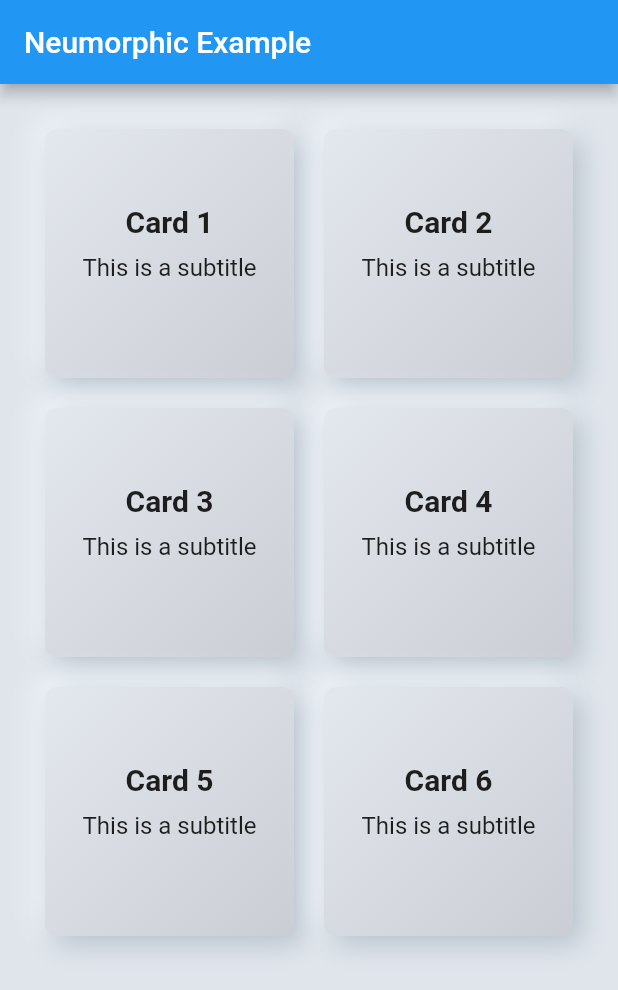
After one commit to t-mila/flutter-training, a Flutter app: the MyHomePage screen opened directly, on a phone screen of 412 x 824 dp. The commit adds this screen. Shown: the top 990 px of the screen. Run offline on Flutter 3.47's test engine with Material 2 defaults, Android fonts, the phone set to English and light mode, and no system bars; drawn by our look-alikes of flutter_neumorphic.

Commit message:
new projects

```diff
--- a/lib/AppBaseCode/appBaseCode.dart
+++ b/lib/AppBaseCode/appBaseCode.dart
@@ -13,10 +13,49 @@ class MyApp extends StatelessWidget {
         appBar: AppBar(
           title: const Text('Flutter layout demo'),
         ),
-        body: const Center(
-          child: Text('Hello World'),
+        body: Column(
+          children: [
+            titleSection,
+          ],
         ),
       ),
     );
   }
 }
+Widget titleSection = Container(
+  padding: const EdgeInsets.all(32),
+  child: Row(
+    children: [
+      Expanded(
+        /*1*/
+        child: Column(
+          crossAxisAlignment: CrossAxisAlignment.start,
+          children: [
+            /*2*/
+            Container(
+              padding: const EdgeInsets.only(bottom: 8),
+              child: const Text(
+                'Oeschinen Lake Campground',
+                style: TextStyle(
+                  fontWeight: FontWeight.bold,
+                ),
+              ),
+            ),
+            Text(
+              'Kandersteg, Switzerland',
+              style: TextStyle(
+                color: Colors.grey[500],
+              ),
+            ),
+          ],
+        ),
+      ),
+      /*3*/
+      Icon(
+        Icons.star,
+        color: Colors.red[500],
+      ),
+      const Text('41'),
+    ],
+  ),
+);
--- /dev/null
+++ b/lib/Neumorphism/neumorphism.dart
@@ -0,0 +1,134 @@
+import 'package:flutter/material.dart';
+import 'package:flutter_neumorphic/flutter_neumorphic.dart';
+
+void main() => runApp(MyApp());
+
+class MyApp extends StatelessWidget {
+  @override
+  Widget build(BuildContext context) {
+    return MaterialApp(
+      title: 'Neumorphic Example',
+      theme: ThemeData(
+        primarySwatch: Colors.blue,
+      ),
+      home: MyHomePage(),
+    );
+  }
+}
+
+class MyHomePage extends StatelessWidget {
+  final List<String> titles = [
+    "Card 1",
+    "Card 2",
+    "Card 3",
+    "Card 4",
+    "Card 5",
+    "Card 6"
+  ];
+
+  @override
+  Widget build(BuildContext context) {
+    return Scaffold(
+      backgroundColor: Color(0xffE0E5EC),
+      appBar: AppBar(
+        title: Text('Neumorphic Example'),
+      ),
+      body: Padding(
+        padding: EdgeInsets.all(20),
+        child: GridView.builder(
+          padding: EdgeInsets.all(10),
+          itemCount: 6,
+          gridDelegate: SliverGridDelegateWithFixedCrossAxisCount(
+            crossAxisCount: 2,
+            crossAxisSpacing: 20,
+            mainAxisSpacing: 20,
+          ),
+          itemBuilder: (BuildContext context, int index) {
+            return Neumorphic(
+              style: NeumorphicStyle(
+                shape: NeumorphicShape.convex,
+                depth: 12,
+                intensity: 5,
+                color: Color(0xffE0E5EC),
+                shadowLightColor: Color(0xffF1F6FB),
+                shadowDarkColor: Color(0xffB8C2CC),
+                lightSource: LightSource.topLeft,
+              ),
+              child: Column(
+                children: [
+                  SizedBox(height: 50),
+                  Text(
+                    titles[index],
+                    style: TextStyle(
+                      fontSize: 20,
+                      fontWeight: FontWeight.bold,
+                    ),
+                  ),
+                  SizedBox(height: 10),
+                  Text(
+                    'This is a subtitle',
+                    style: TextStyle(
+                      fontSize: 16,
+                    ),
+                  ),
+                  SizedBox(height: 10),
+                ],
+              ),
+            );
+          },
+        ),
+      ),
+    );
+  }
+}
+
+// import 'package:flutter/material.dart';
+//
+// void main() => runApp(MyApp());
+//
+// class MyApp extends StatelessWidget {
+//
+//
+//   @override
+//   Widget build(BuildContext context) {
+//     return MaterialApp(
+//       home: Scaffold(
+//         backgroundColor: Colors.grey[200],
+//         body: Center(
+//           child: Container(
+//             width: 150,
+//             height: 150,
+//             decoration: BoxDecoration(
+//               borderRadius: BorderRadius.circular(20),
+//               color: Colors.grey[200],
+//               boxShadow: [
+//                 BoxShadow(
+//                   color: Colors.white,
+//                   offset: Offset(5.0, -0.5),
+//                   blurRadius: 15.0,
+//                   spreadRadius: 1.0,
+//                 ),
+//                 BoxShadow(
+//                   color: Color(0xffaeacac),
+//                   offset: Offset(5.0, -0.5),
+//                   blurRadius: 15.0,
+//                   spreadRadius: 1.0,
+//                 ),
+//               ]
+//
+//             ),
+//             child: Center(
+//               child: Icon(
+//                 Icons.favorite,
+//                 color: Colors.grey[400],
+//                 size: 60.0,
+//               ),
+//             )
+//           ),
+//
+//         ),
+//       )
+//
+//     );
+//   }
+// }
--- a/pubspec.yaml
+++ b/pubspec.yaml
@@ -37,6 +37,7 @@ dependencies:
   cupertino_icons: ^1.0.2
 
 dev_dependencies:
+  flutter_neumorphic: ^3.0.3
   flutter_test:
     sdk: flutter
 
```
Also changed, not shown: lib/nuemophism2/nuemorphism2.dart (added, +43 -0 lines), pubspec.lock.
